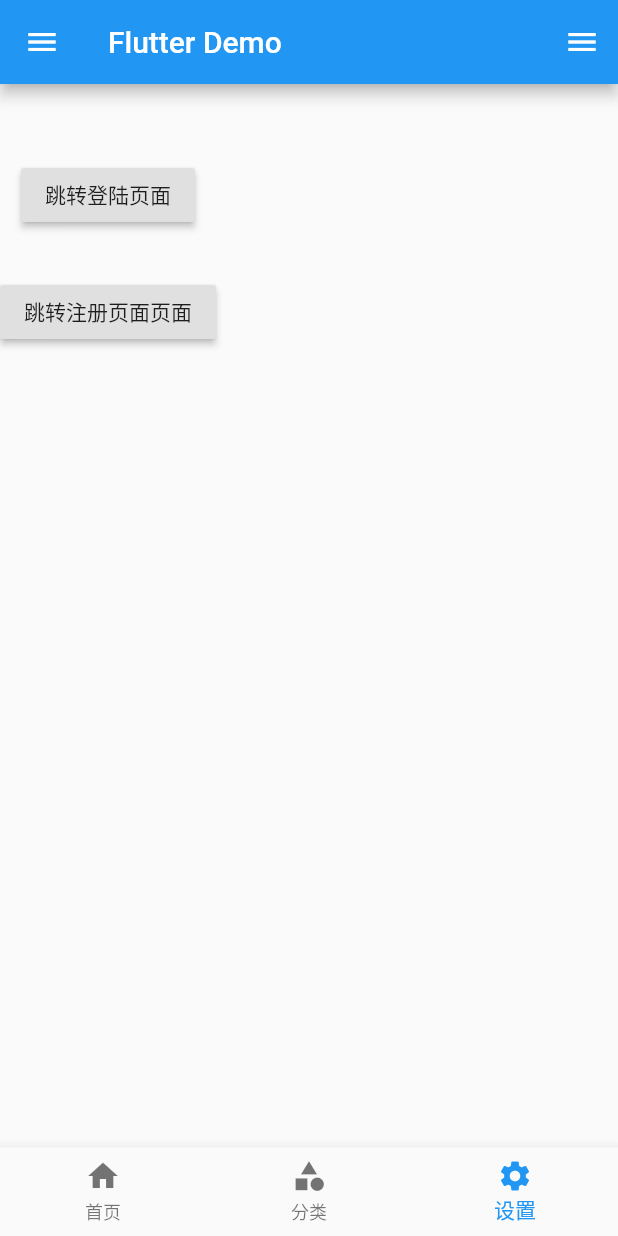
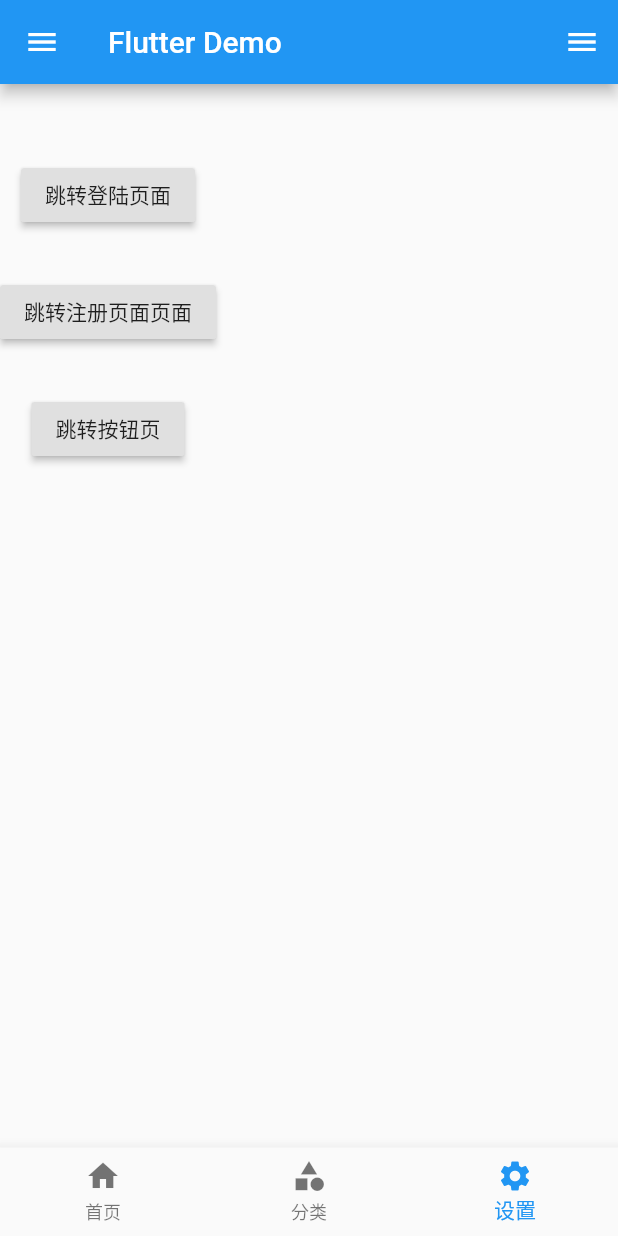
Before and after one commit to mrp961022/flutter, a Flutter app: the Taps screen opened directly, on a phone screen of 412 x 824 dp. Run offline on Flutter 3.47's test engine with Material 2 defaults, Android fonts, the phone set to English and light mode, and no system bars.

Commit message:
路由增加

```diff
--- a/lib/pags/setting.dart
+++ b/lib/pags/setting.dart
@@ -30,6 +30,15 @@ class _SettingPageState extends State<SettingPage> {
           },
           child: Text("跳转注册页面页面"),
         ),
+        SizedBox(
+          height: 30,
+        ),
+        RaisedButton(
+          onPressed: () {
+            Navigator.pushNamed(context, "/button");
+          },
+          child: Text("跳转按钮页"),
+        )
       ],
     );
   }
```
